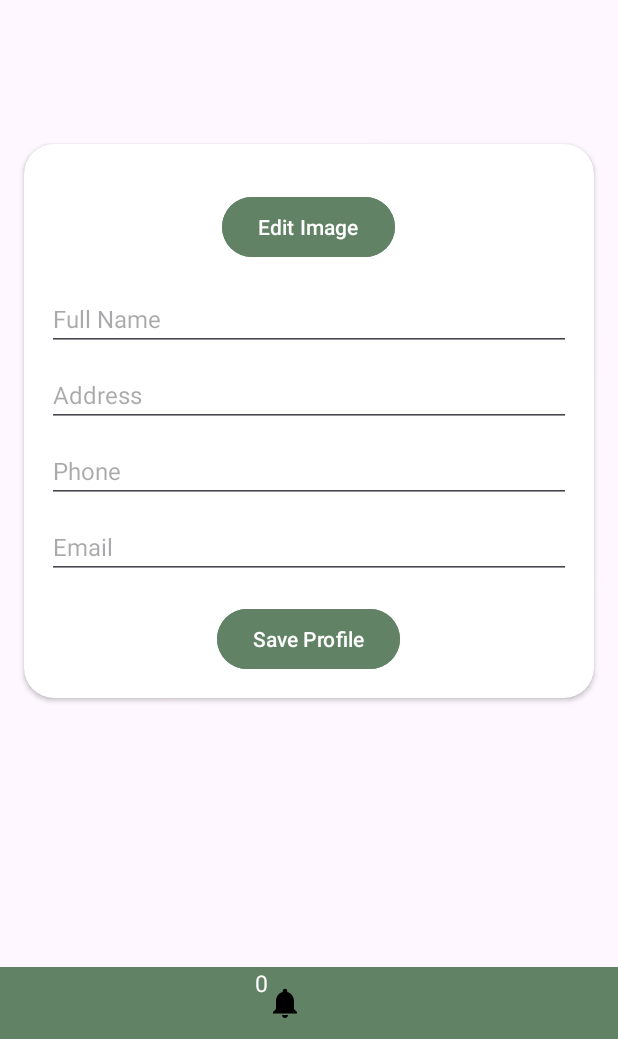
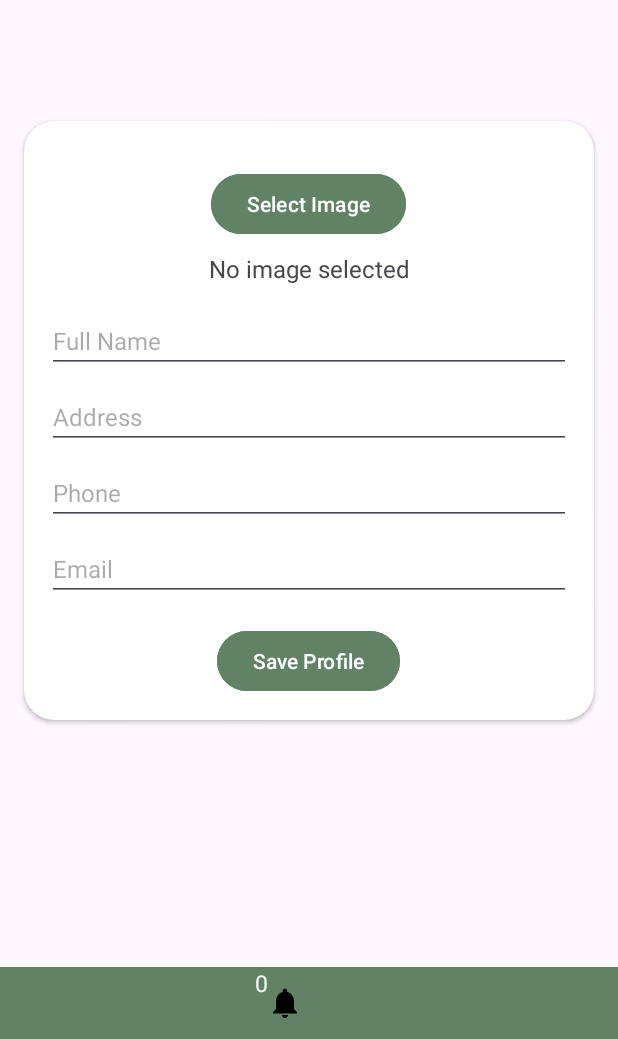
Before and after one commit to Solotovvvv/SCERNS, an Android app: the fragment ProfileEditFragment placed in its activity, on a phone screen of 412 x 824 dp, the part 197-1236 px from its top. Run offline under Robolectric (Android 15) with nearby library versions, the light colour scheme and no system bars; our stand-ins replace Volley; libraries missing offline, so code that uses them is left out: com.pusher.client; network calls fail; 7 statements that could not run were skipped.

Commit message:
remove comments

```diff
--- a/app/src/main/java/com/example/scerns/ProfileEditFragment.java
+++ b/app/src/main/java/com/example/scerns/ProfileEditFragment.java
@@ -39,7 +39,6 @@ public class ProfileEditFragment extends Fragment {
                              Bundle savedInstanceState) {
         View view = inflater.inflate(R.layout.fragment_profile_edit, container, false);
 
-        // Retrieve user details from arguments and set EditText fields
         Bundle args = getArguments();
         if (args != null) {
             userId = args.getInt("userId", 0);
@@ -53,54 +52,42 @@ public class ProfileEditFragment extends Fragment {
             editTextPhone = view.findViewById(R.id.editTextPhone);
             editTextEmail = view.findViewById(R.id.editTextEmail);
 
-            // Set user details to EditText fields
             editTextFullName.setText(fullName);
             editTextAddress.setText(address);
             editTextPhone.setText(phone);
             editTextEmail.setText(email);
         }
 
-        // Find the save button
+
         Button saveButton = view.findViewById(R.id.buttonSaveProfile);
         saveButton.setOnClickListener(new View.OnClickListener() {
             @Override
             public void onClick(View v) {
-                // Retrieve updated values from EditText fields
                 String updatedFullName = editTextFullName.getText().toString();
                 String updatedAddress = editTextAddress.getText().toString();
                 String updatedPhone = editTextPhone.getText().toString();
                 String updatedEmail = editTextEmail.getText().toString();
 
-                // Send POST request to update user details
                 updateUserDetails(userId, updatedFullName, updatedAddress, updatedPhone, updatedEmail);
             }
         });
-
-
 
         return view;
     }
 
     private void updateUserDetails(int userId, String fullName, String address, String phone, String email) {
-        // Instantiate the RequestQueue
         RequestQueue queue = Volley.newRequestQueue(getActivity());
 
-        // Define URL of PHP script
         String url = "http://scerns.ucc-bscs.com/User/updateProfile.php";
 
-        // Create POST request
         StringRequest postRequest = new StringRequest(Request.Method.POST, url,
                 new Response.Listener<String>() {
                     @Override
                     public void onResponse(String response) {
-                        // Response from PHP script
                         Log.d("ProfileEditFragment", "Response: " + response);
-                        // Handle response as needed
                         Toast.makeText(getActivity(), response, Toast.LENGTH_SHORT).show();
 
-                        // Check if the response indicates success
                         if (response.equals("User details updated successfully")) {
-                            // Navigate back to the ProfileFragment
                             getActivity().getSupportFragmentManager().popBackStack();
                         }
                     }
@@ -108,7 +95,6 @@ public class ProfileEditFragment extends Fragment {
                 new Response.ErrorListener() {
                     @Override
                     public void onErrorResponse(VolleyError error) {
-                        // Error handling
                         Log.e("ProfileEditFragment", "Error: " + error.toString());
                         Toast.makeText(getActivity(), "Error: " + error.toString(), Toast.LENGTH_SHORT).show();
                     }
@@ -116,19 +102,16 @@ public class ProfileEditFragment extends Fragment {
         ) {
             @Override
             protected Map<String, String> getParams() {
-                // Add POST parameters
                 Map<String, String> params = new HashMap<>();
-                params.put("userId", String.valueOf(userId)); // userId is already an integer
+                params.put("userId", String.valueOf(userId));
                 params.put("fullName", fullName);
                 params.put("address", address);
                 params.put("phone", phone);
                 params.put("email", email);
                 return params;
             }
-
         };
 
-        // Add the request to the RequestQueue
         queue.add(postRequest);
     }
 }
--- a/app/src/main/java/com/example/scerns/Register.java
+++ b/app/src/main/java/com/example/scerns/Register.java
@@ -17,7 +17,6 @@ import android.widget.EditText;
 import android.widget.TextView;
 import android.widget.Toast;
 
-import androidx.annotation.Nullable;
 import androidx.appcompat.app.AppCompatActivity;
 
 import com.android.volley.Request;
@@ -192,10 +191,8 @@ public class Register extends AppCompatActivity {
                 }, new Response.ErrorListener() {
             @Override
             public void onErrorResponse(VolleyError error) {
-                // Log the error
                 Log.e("VolleyError", "An error occurred during registration: " + error.getMessage(), error);
 
-                // Display a toast message to the user
                 Toast.makeText(Register.this, "Error occurred. Please try again later.", Toast.LENGTH_SHORT).show();
             }
 
--- a/app/src/main/res/layout/fragment_profile_edit.xml
+++ b/app/src/main/res/layout/fragment_profile_edit.xml
@@ -22,13 +22,22 @@
             android:padding="15dp">
 
             <Button
-                android:id="@+id/buttonEditImage"
+                android:id="@+id/buttonSelectImage"
                 android:layout_width="wrap_content"
                 android:layout_height="wrap_content"
-                android:text="Edit Image"
+                android:text="Select Image"
                 android:layout_marginTop="16dp"
                 android:backgroundTint="#618264"
                 android:layout_gravity="center_horizontal"/>
+
+            <TextView
+                android:id="@+id/textViewImageName"
+                android:layout_width="match_parent"
+                android:layout_height="wrap_content"
+                android:text="No image selected"
+                android:layout_marginTop="8dp"
+                android:textSize="16sp"
+                android:gravity="center"/>
 
             <EditText
                 android:id="@+id/editTextFullName"
```
